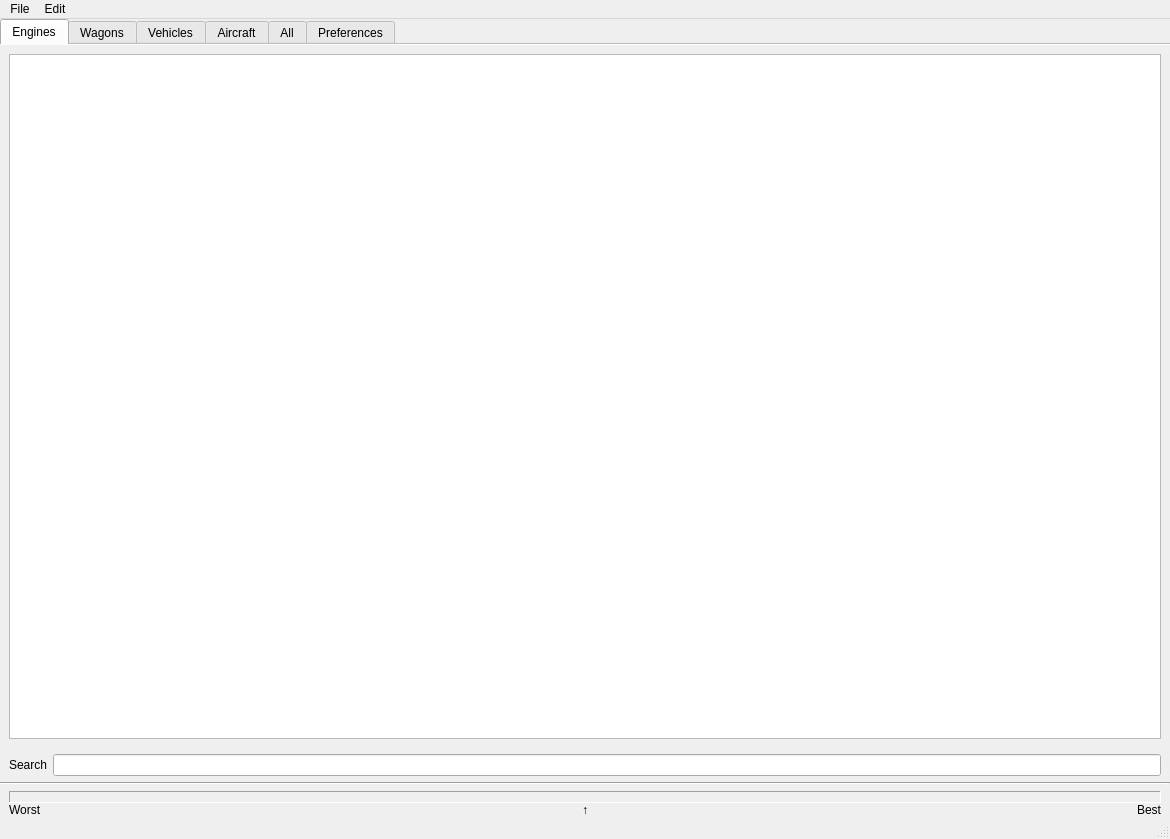
This is mainwindow.ui in killerbee13/mashinky-stats as Qt 5 draws it before an edit. The edited form follows.
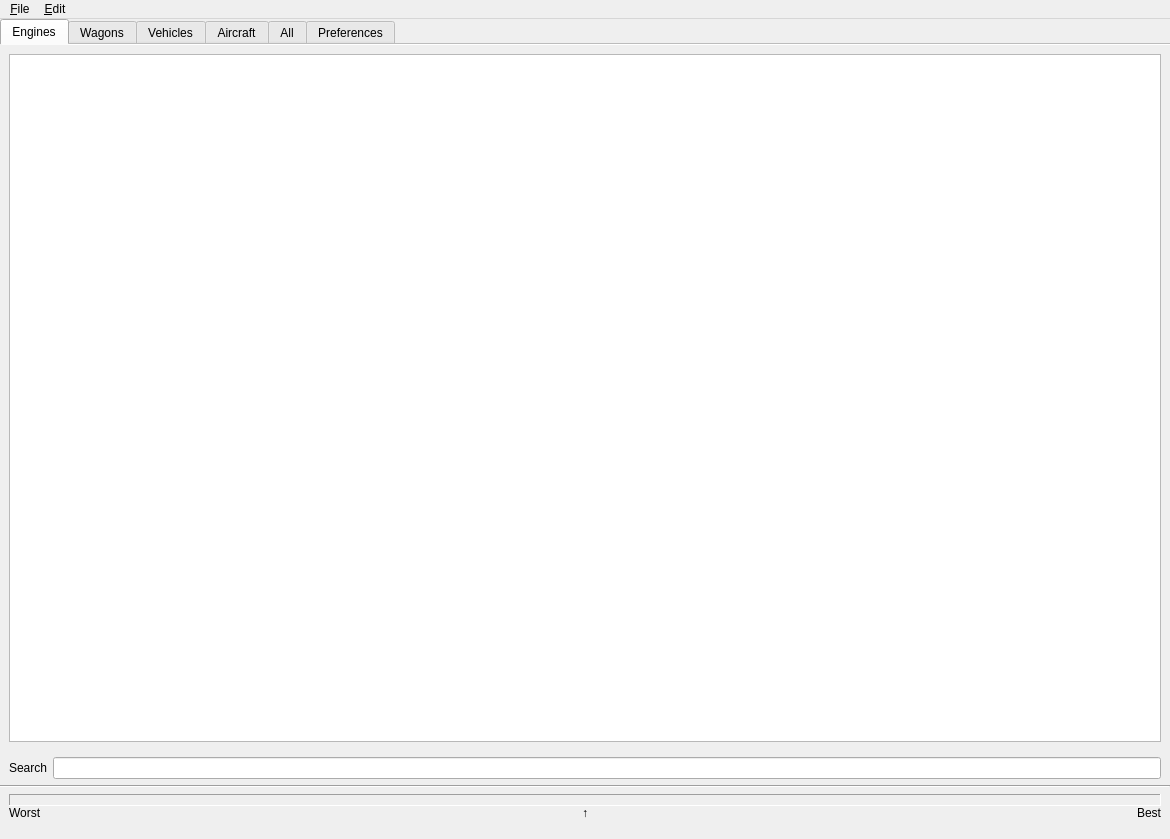
This is the edited form. Icons and pictures are not drawn.

Diff of the .ui file:
```diff
--- a/mainwindow.ui
+++ b/mainwindow.ui
@@ -1128,7 +1128,7 @@
    </property>
    <widget class="QMenu" name="menuFiles">
     <property name="title">
-     <string>File</string>
+     <string>&amp;File</string>
     </property>
     <addaction name="actionOpen"/>
     <addaction name="actionMods"/>
@@ -1137,7 +1137,7 @@
    </widget>
    <widget class="QMenu" name="menuEdit">
     <property name="title">
-     <string>Edit</string>
+     <string>&amp;Edit</string>
     </property>
     <addaction name="actionCopy"/>
     <addaction name="separator"/>
@@ -1146,7 +1146,11 @@
    <addaction name="menuFiles"/>
    <addaction name="menuEdit"/>
   </widget>
-  <widget class="QStatusBar" name="statusbar"/>
+  <widget class="QStatusBar" name="statusbar">
+   <property name="sizeGripEnabled">
+    <bool>false</bool>
+   </property>
+  </widget>
   <action name="actionOpen">
    <property name="enabled">
     <bool>false</bool>
```
Left out of the diff: 37 changed lines with no effect on the pictures.
